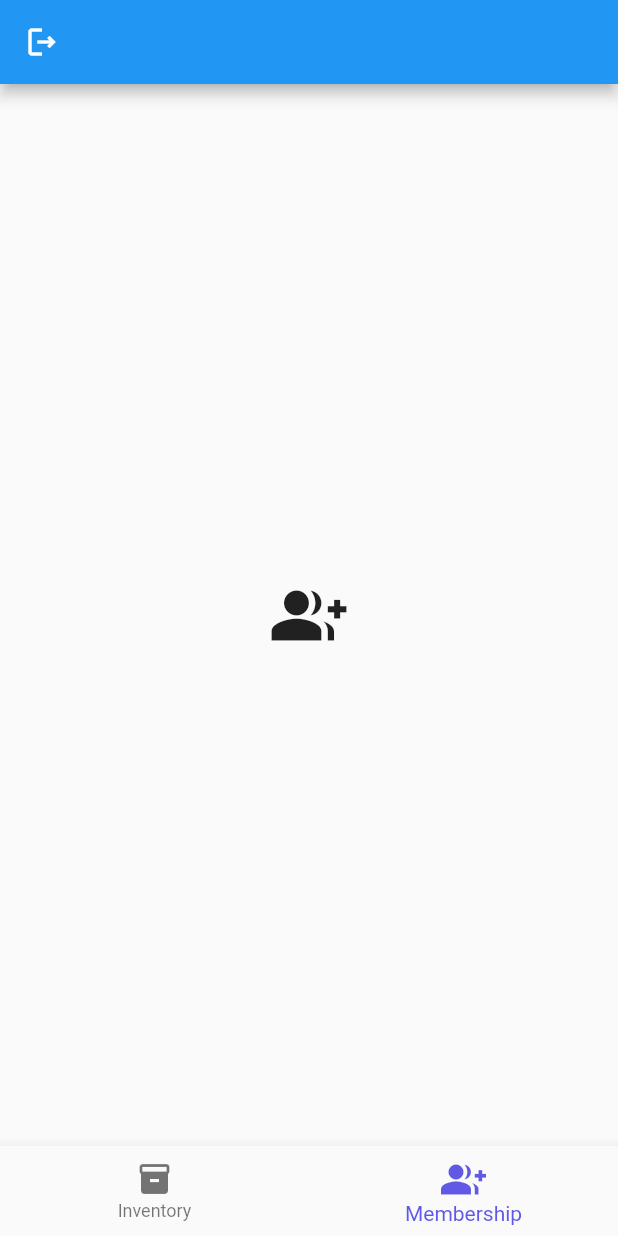
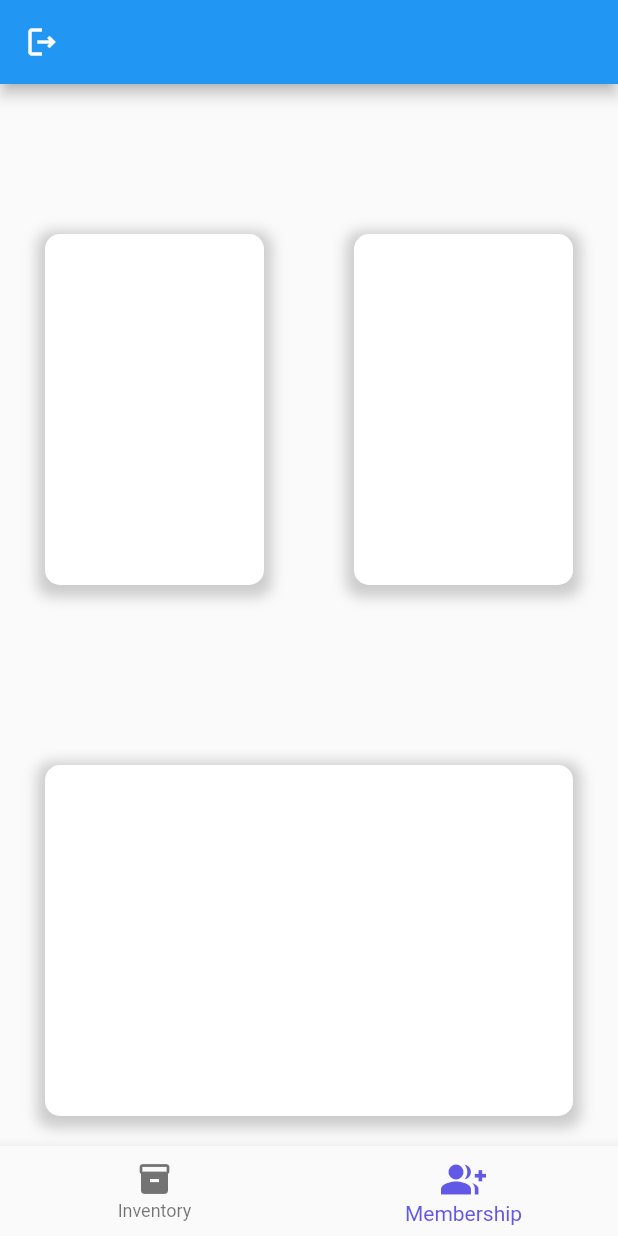
Before and after one commit to smidhunkks/Libman, a Flutter app: the screen it shows once a user with an empty profile is signed in, item 2 of the bottom bar chosen, on a phone screen of 412 x 824 dp. Run offline on Flutter 3.47's test engine with Material 2 defaults, Android fonts, the light colour scheme and no system bars; our stand-ins replace firebase_auth, firebase_core; accounts and stored records are empty.

Commit message:
Membership Cards added

```diff
--- a/lib/screens/dashboard/dashboard.dart
+++ b/lib/screens/dashboard/dashboard.dart
@@ -3,6 +3,9 @@ import 'package:libman/screens/Welcome/welcome.dart';
 import 'package:libman/screens/auth/authservice.dart';
 import 'package:provider/provider.dart';
 import 'package:libman/constants.dart';
+import 'package:libman/screens/tabs/inventory.dart';
+import 'package:libman/screens/tabs/membership.dart';
+
 
 
 class Dashboard extends StatefulWidget {
@@ -16,14 +19,8 @@ class _DashboardState extends State<Dashboard> {
   int _selectedIndex = 0;
 
   static const List<Widget> _pages = <Widget>[
-    Icon(
-      Icons.inventory_2,
-      size: 50,
-    ),
-    Icon(
-      Icons.group_add,
-      size: 50,
-    ),
+    Inventory(),
+    Membership(),
 
   ];
 
--- /dev/null
+++ b/lib/screens/tabs/membership.dart
@@ -0,0 +1,46 @@
+import 'package:flutter/material.dart';
+import 'package:libman/widgets/reusable_card.dart';
+import 'package:libman/constants.dart';
+
+const activeCardColor = Colors.white;
+
+class Membership extends StatelessWidget {
+  const Membership({Key? key}) : super(key: key);
+
+  @override
+  Widget build(BuildContext context) {
+    return MaterialApp(
+      home: Scaffold(
+        body: Column(
+        children: [
+          Expanded(
+            child: Row(
+              children: [
+                SizedBox(height:150),
+                Expanded(
+                  child: new ReusableCard(
+                    colour: activeCardColor,
+                  ),
+                ),
+                Expanded(
+                  child: new ReusableCard(
+                    colour: activeCardColor,
+                  ),
+                ),
+              ],
+            ),
+          ),
+          Expanded(
+            child: new ReusableCard(
+              colour: activeCardColor,
+            ),
+          ),
+
+        ],
+      ),
+
+
+      ),
+    );
+  }
+}
--- /dev/null
+++ b/lib/widgets/reusable_card.dart
@@ -0,0 +1,43 @@
+import 'package:flutter/material.dart';
+import 'package:libman/constants.dart';
+
+class ReusableCard extends StatelessWidget {
+  const ReusableCard({this.colour=kprimarycolor});
+  final Color colour;
+
+  @override
+  Widget build(BuildContext context) {
+    return Container(
+
+
+  margin: EdgeInsets.only(left: 30, top: 100, right: 30, bottom: 20),
+  height: double.infinity,
+  width: double.infinity,
+  decoration: BoxDecoration(
+    color: Colors.white,
+    borderRadius: BorderRadius.only(
+      topLeft: Radius.circular(10),
+        topRight: Radius.circular(10),
+        bottomLeft: Radius.circular(10),
+        bottomRight: Radius.circular(10)
+    ),
+    boxShadow: [
+      BoxShadow(
+        color: Colors.grey.withOpacity(0.5),
+        spreadRadius: 5,
+        blurRadius: 7,
+        offset: Offset(0, 3), // changes position of shadow
+      ),
+    ],
+  ),
+
+      // margin: EdgeInsets.all(25.0),
+
+      // decoration: BoxDecoration(
+
+      //   color: colour,
+      //   borderRadius: BorderRadius.circular(10.0),
+      // ),
+    );
+  }
+}
```
Also changed, not shown: lib/screens/tabs/inventory.dart (added, +41 -0 lines).
